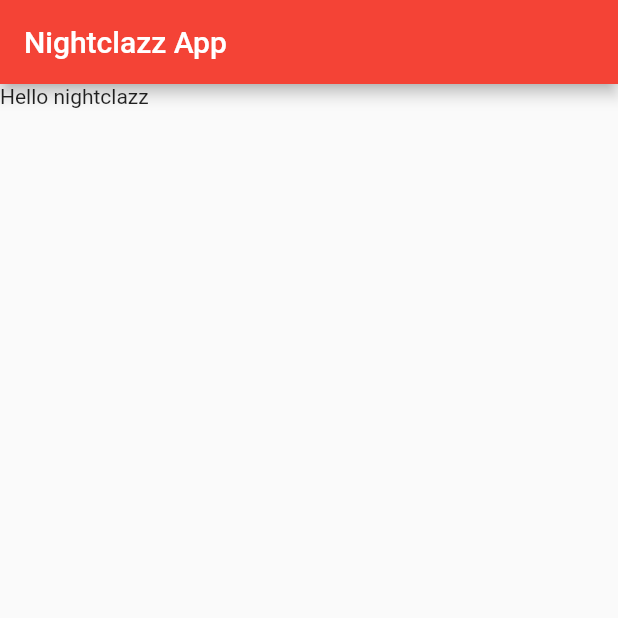
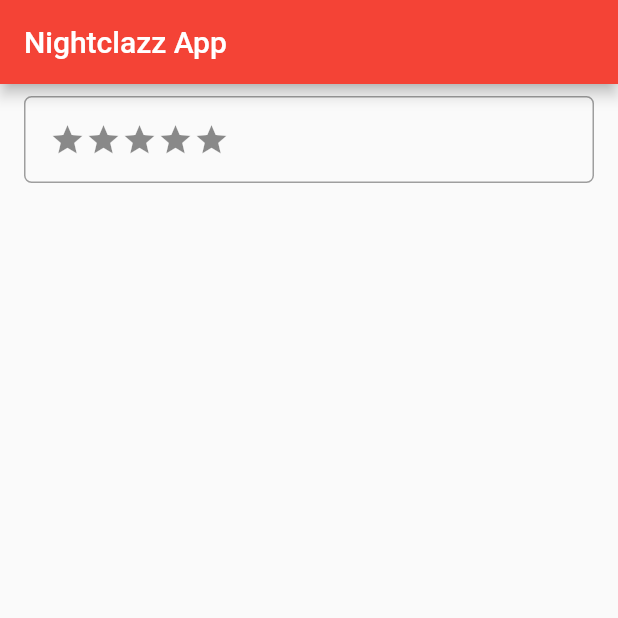
Before and after one commit to Tom-Pietri/nightclazz-flutter, a Flutter app: the screen it shows after launch, on a phone screen of 412 x 824 dp, the top half of it. Run offline on Flutter 3.47's test engine with Material 2 defaults, Android fonts, the phone set to English and light mode, and no system bars.

Commit message:
Step 2 : Add first list tile

```diff
--- a/lib/main.dart
+++ b/lib/main.dart
@@ -16,8 +16,27 @@ class MyApp extends StatelessWidget {
         appBar: AppBar(
           title: Text("Nightclazz App"),
         ),
-        body: Text("Hello nightclazz"),
+        body: Home(),
       ),
     );
   }
 }
+
+class Home extends StatelessWidget {
+
+  @override
+  Widget build(BuildContext context) {
+    return Padding(
+      padding: EdgeInsets.symmetric(horizontal: 16.0, vertical: 8.0),
+      child: Container(
+        decoration: BoxDecoration(
+          border: Border.all(color: Colors.grey),
+          borderRadius: BorderRadius.circular(5.0)
+        ),
+        child: ListTile(
+          title: Row(children: [Icon(Icons.star), Icon(Icons.star), Icon(Icons.star), Icon(Icons.star), Icon(Icons.star)],),
+        ),
+      ),
+    );
+  }
+}
```
